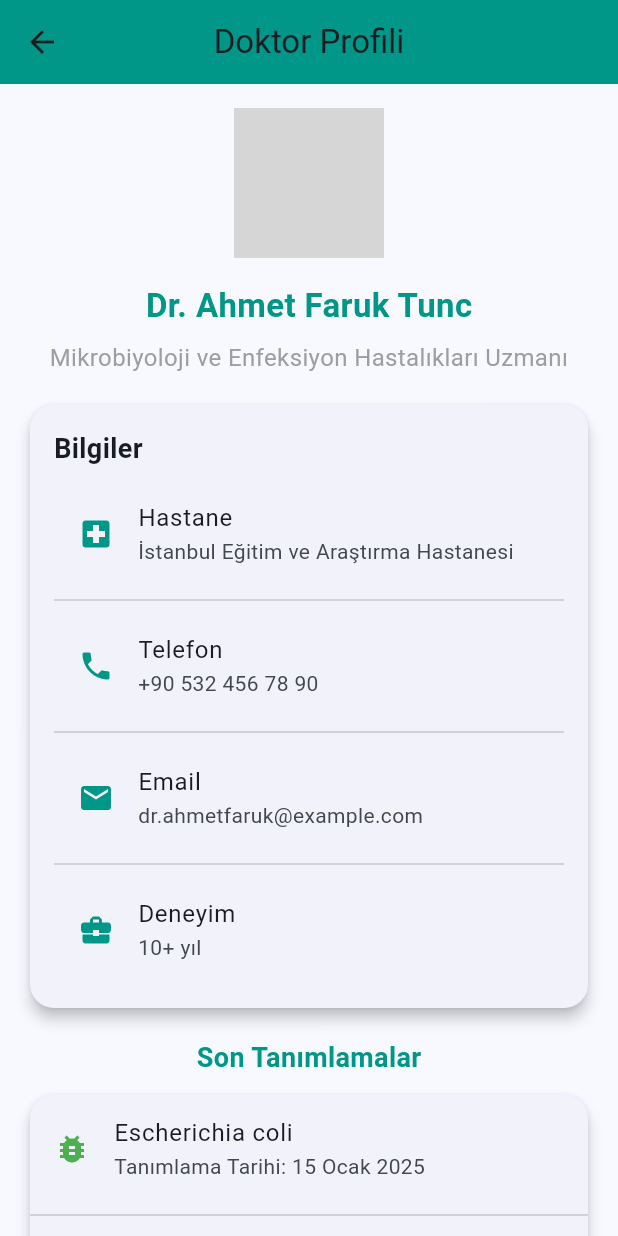
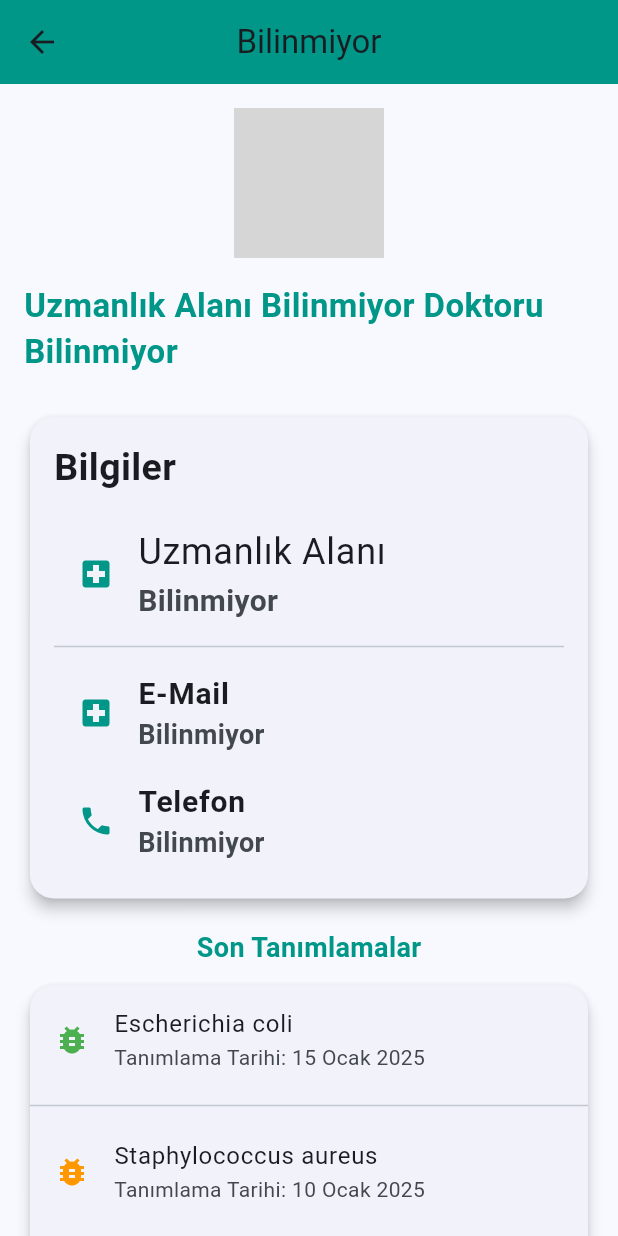
Before and after one commit to AhmetFarukTUNC/Bacteria, a Flutter app: the DoctorProfilePage screen opened directly, on a phone screen of 412 x 824 dp. Run offline on Flutter 3.47's test engine with Material 3 defaults, Android fonts, the phone set to English and light mode, and no system bars; our stand-ins replace image_picker, sqflite; accounts and stored records are empty; grey boxes are pictures that could not be loaded.

Commit message:
Data flows seamlessly between pages using the provider in Flutter.

```diff
--- a/bakteri/lib/Homepage/HomeScreen.dart
+++ b/bakteri/lib/Homepage/HomeScreen.dart
@@ -2,8 +2,10 @@ import 'package:bakteri/EditProfilePage/EditProfilePage.dart';
 import 'package:bakteri/ProfilePage/ProfilePage.dart';
 import 'package:flutter/cupertino.dart';
 import 'package:flutter/material.dart';
+import 'package:provider/provider.dart';
 import '../AddPatientPage/AddPatientPage.dart';
 import '../PatientManagementPage/PatientManagementPage.dart';
+import '../provider.dart';
 
 class HomeScreen extends StatefulWidget {
   final String? name;
@@ -35,6 +37,7 @@ class _HomeScreenState extends State<HomeScreen> {
 
   @override
   Widget build(BuildContext context) {
+    final userProvider = Provider.of<UserProvider>(context);
     return Scaffold(
       appBar: AppBar(
         title: const Text('Anasayfa'),
@@ -61,7 +64,7 @@ class _HomeScreenState extends State<HomeScreen> {
               ),
               child: Center(
                 child: Text(
-                  'Hoş Geldiniz, ${widget.specialization} Doktoru ${widget.name} ${widget.surname}',
+                  'Hoş Geldiniz, ${userProvider.specialization} Doktoru ${userProvider.name} ${userProvider.surname}',
                   textAlign: TextAlign.center,
                   style: const TextStyle(fontSize: 20, fontWeight: FontWeight.bold),
                 ),
--- a/bakteri/lib/ProfilePage/ProfilePage.dart
+++ b/bakteri/lib/ProfilePage/ProfilePage.dart
@@ -1,13 +1,22 @@
 import 'package:flutter/material.dart';
+import 'package:provider/provider.dart';
+import '../provider.dart';
 
 class DoctorProfilePage extends StatelessWidget {
   const DoctorProfilePage({super.key});
 
   @override
   Widget build(BuildContext context) {
+    // Accessing the userProvider instance
+    final userProvider = Provider.of<UserProvider>(context);
+
+    // Handle null checks for name, surname, and specialization
+    final doctorName = (userProvider.name?.isEmpty ?? true) ? 'Bilinmiyor' : '${userProvider.name} ${userProvider.surname}';
+    final doctorSpecialization = (userProvider.specialization?.isEmpty ?? true) ? 'Uzmanlık Alanı Bilinmiyor' : userProvider.specialization;
+
     return Scaffold(
       appBar: AppBar(
-        title: const Text('Doktor Profili'),
+        title: Text(doctorName),
         centerTitle: true,
         backgroundColor: Colors.teal,
       ),
@@ -24,10 +33,10 @@ class DoctorProfilePage extends StatelessWidget {
             ),
             const SizedBox(height: 16),
 
-            // Doktorun adı
-            const Text(
-              'Dr. Ahmet Faruk Tunc',
-              style: TextStyle(
+            // Doktorun adı, soyadı ve uzmanlık alanı
+            Text(
+              "$doctorSpecialization Doktoru $doctorName",
+              style: const TextStyle(
                 fontSize: 22,
                 fontWeight: FontWeight.bold,
                 color: Colors.teal,
@@ -36,14 +45,7 @@ class DoctorProfilePage extends StatelessWidget {
             const SizedBox(height: 8),
 
             // Uzmanlık alanı
-            const Text(
-              'Mikrobiyoloji ve Enfeksiyon Hastalıkları Uzmanı',
-              textAlign: TextAlign.center,
-              style: TextStyle(
-                fontSize: 16,
-                color: Colors.grey,
-              ),
-            ),
+
             const SizedBox(height: 16),
 
             // Doktor bilgileri
@@ -56,38 +58,34 @@ class DoctorProfilePage extends StatelessWidget {
                 padding: const EdgeInsets.all(16.0),
                 child: Column(
                   crossAxisAlignment: CrossAxisAlignment.start,
-                  children: const [
-                    Text(
+                  children: [
+                    const Text(
                       'Bilgiler',
                       style: TextStyle(
-                        fontSize: 18,
+                        fontSize: 25,
                         fontWeight: FontWeight.bold,
                       ),
                     ),
-                    SizedBox(height: 8),
+                    const SizedBox(height: 12),
                     ListTile(
                       leading: Icon(Icons.local_hospital, color: Colors.teal),
-                      title: Text('Hastane'),
-                      subtitle: Text('İstanbul Eğitim ve Araştırma Hastanesi'),
+                      title: Text(style:TextStyle(fontSize: 24),'Uzmanlık Alanı'),
+                      subtitle: Text(style:TextStyle(fontSize: 20,fontWeight: FontWeight.bold),userProvider.specialization ?? "Bilinmiyor"),
                     ),
-                    Divider(),
+                    const Divider(),
+                    ListTile(
+                      leading: const Icon(Icons.local_hospital, color: Colors.teal),
+                      title: const Text(style:TextStyle(fontSize: 20,fontWeight: FontWeight.bold),'E-Mail'),
+                      subtitle: Text(style:TextStyle(fontSize: 18,fontWeight: FontWeight.bold),userProvider.email ?? 'Bilinmiyor'),
+                    ),
                     ListTile(
                       leading: Icon(Icons.phone, color: Colors.teal),
-                      title: Text('Telefon'),
-                      subtitle: Text('+90 532 456 78 90'),
+                      title: const Text(style:TextStyle(fontSize: 20,fontWeight: FontWeight.bold),'Telefon'),
+                      subtitle: Text(style:TextStyle(fontSize: 18,fontWeight: FontWeight.bold),userProvider.phone ?? 'Bilinmiyor'), // null control
                     ),
-                    Divider(),
-                    ListTile(
-                      leading: Icon(Icons.email, color: Colors.teal),
-                      title: Text('Email'),
-                      subtitle: Text('dr.ahmetfaruk@example.com'),
-                    ),
-                    Divider(),
-                    ListTile(
-                      leading: Icon(Icons.business_center, color: Colors.teal),
-                      title: Text('Deneyim'),
-                      subtitle: Text('10+ yıl'),
-                    ),
+
+
+
                   ],
                 ),
               ),
--- /dev/null
+++ b/bakteri/lib/provider.dart
@@ -0,0 +1,18 @@
+import 'package:flutter/material.dart';
+
+class UserProvider extends ChangeNotifier {
+  String? name;
+  String? surname;
+  String? specialization;
+  String? email;
+  String? phone;
+
+  void setUser(String newName, String newSurname, String newSpecialization, String newEmail, String newPhone) {
+    name = newName;
+    surname = newSurname;
+    specialization = newSpecialization;
+    email = newEmail;
+    phone = newPhone;
+    notifyListeners(); // Değişiklikleri bildirmek için
+  }
+}
--- a/bakteri/pubspec.yaml
+++ b/bakteri/pubspec.yaml
@@ -38,6 +38,7 @@ dependencies:
   sqflite: ^2.0.0+4
   path: ^1.8.0
   path_provider: ^2.1.2
+  provider: ^6.0.5
 
   # The following adds the Cupertino Icons font to your application.
   # Use with the CupertinoIcons class for iOS style icons.
```
Also changed, not shown: bakteri/lib/AddPatientPage/AddPatientPage.dart (+4 -7 lines), bakteri/lib/PatientManagementPage/PatientManagementPage.dart (+7 -3 lines), bakteri/lib/UserPage/UserPage.dart (+18 -0 lines), bakteri/lib/main.dart (+12 -18 lines), bakteri/pubspec.lock.
